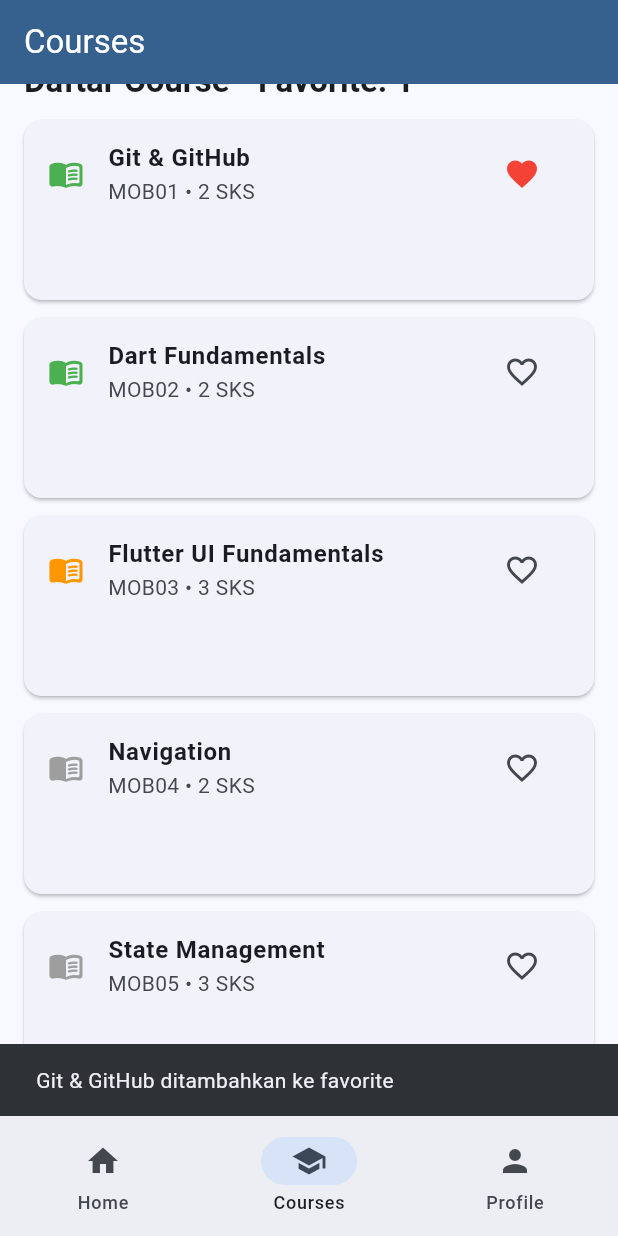
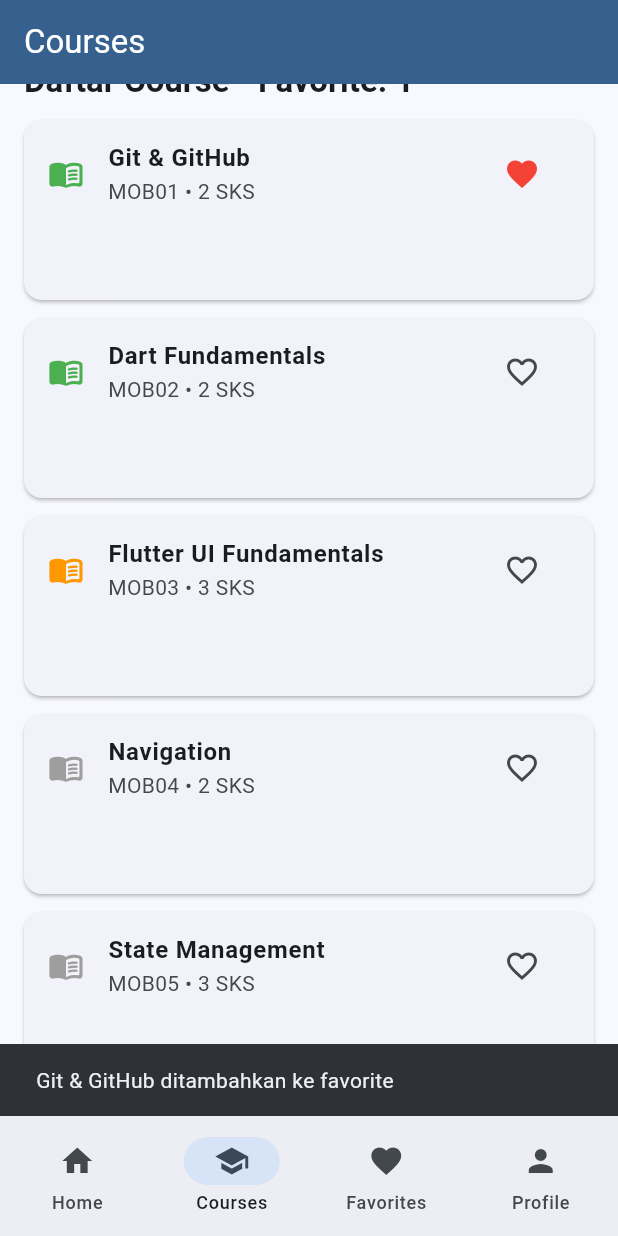
Before and after one commit to putriari93/course-explorer-flutter, a Flutter app: the screen it shows after launch, item 2 of the bottom bar chosen, scrolled down 122 dp, after a tap on the "favorite outline" icon, on a phone screen of 412 x 824 dp. Run offline on Flutter 3.47's test engine with Material 3 defaults, Android fonts, the phone set to English and light mode, and no system bars.

Commit message:
Menambahkan favorite di beberapa halaman

```diff
--- a/lib/providers/course_provider.dart
+++ b/lib/providers/course_provider.dart
@@ -38,6 +38,8 @@ class CourseProvider extends ChangeNotifier {
 
   final Set<String> _favorites = {};
   Set<String> get favorites => Set.unmodifiable(_favorites);
+  List<Course> get favoriteCourses =>
+      List.unmodifiable(_courses.where((course) => isFavorite(course.code)));
   bool isFavorite(String code) => _favorites.contains(code);
   void toggleFavorite(String code) {
     if (!_favorites.add(code)) _favorites.remove(code);
--- a/lib/screens/dashboard_page.dart
+++ b/lib/screens/dashboard_page.dart
@@ -3,6 +3,7 @@ import 'package:flutter/material.dart';
 import 'home_page.dart';
 import 'courses_page.dart';
 import 'profile_page.dart';
+import 'favorites_page.dart';
 
 class DashboardPage extends StatefulWidget {
   const DashboardPage({super.key});
@@ -23,6 +24,7 @@ class _DashboardPageState extends State<DashboardPage> {
       destinations: const [
         NavigationDestination(icon: Icon(Icons.home), label: 'Home'),
         NavigationDestination(icon: Icon(Icons.school), label: 'Courses'),
+        NavigationDestination(icon: Icon(Icons.favorite), label: 'Favorites'),
         NavigationDestination(icon: Icon(Icons.person), label: 'Profile'),
       ],
     );
@@ -45,6 +47,10 @@ class _DashboardPageState extends State<DashboardPage> {
           label: Text('Courses'),
         ),
         NavigationRailDestination(
+          icon: Icon(Icons.favorite),
+          label: Text('Favorites'),
+        ),
+        NavigationRailDestination(
           icon: Icon(Icons.person),
           label: Text('Profile'),
         ),
@@ -55,8 +61,8 @@ class _DashboardPageState extends State<DashboardPage> {
   @override
   Widget build(BuildContext context) {
     final expanded = MediaQuery.sizeOf(context).width >= 840;
-    const titles = ['Course Explorer', 'Courses', 'Profile'];
-    const pages = [HomePage(), CoursesPage(), ProfilePage()];
+    const titles = ['Course Explorer', 'Courses', 'Favorites', 'Profile'];
+    const pages = [HomePage(), CoursesPage(), FavoritesPage(), ProfilePage()];
     final content = IndexedStack(index: currentIndex, children: pages);
     return Scaffold(
       appBar: AppBar(
--- /dev/null
+++ b/lib/screens/favorites_page.dart
@@ -0,0 +1,43 @@
+import 'package:flutter/material.dart';
+import 'package:provider/provider.dart';
+
+import '../providers/course_provider.dart';
+import '../widgets/identity_card.dart';
+import '../widgets/course_grid.dart';
+
+class FavoritesPage extends StatelessWidget {
+  const FavoritesPage({super.key});
+  @override
+  Widget build(BuildContext context) {
+    final provider = context.watch<CourseProvider>();
+    return SingleChildScrollView(
+      padding: const EdgeInsets.all(16),
+      child: Column(
+        crossAxisAlignment: CrossAxisAlignment.stretch,
+        children: [
+          const IdentityCard(),
+          const SizedBox(height: 16),
+          Text(
+            'Favorite Courses: ${provider.favoriteCourses.length}',
+            style: Theme.of(context).textTheme.titleLarge,
+          ),
+          const SizedBox(height: 12),
+          if (provider.isLoading)
+            const Center(child: CircularProgressIndicator())
+          else if (provider.error != null) ...[
+            Text(provider.error!),
+            FilledButton(
+              onPressed: () => context.read<CourseProvider>().loadCourses(),
+              child: const Text('Coba lagi'),
+            ),
+          ] else if (provider.favoriteCourses.isEmpty)
+            const Text(
+              'Belum ada favorite. Pilih heart pada Courses atau Detail Course.',
+            )
+          else
+            CourseGrid(courses: provider.favoriteCourses),
+        ],
+      ),
+    );
+  }
+}
```
Also changed, not shown: lib/screens/course_detail_page.dart (+20 -3 lines), lib/widgets/course_card.dart (+1 -12 lines), 1 other file.
